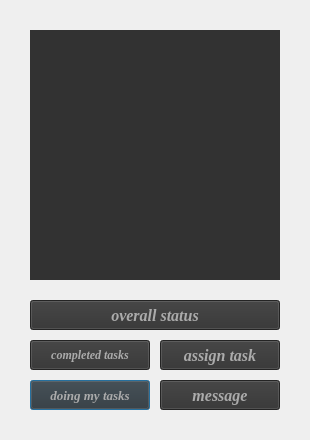
Above: project_management/project_window_2.ui from AP-projects-4001/hamidreza-ataei before the change. Below: the same form after it.
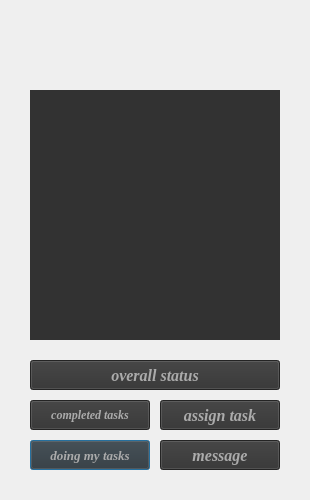
That is the form after the change.

What changed in the file:
```diff
--- a/project_management/project_window_2.ui
+++ b/project_management/project_window_2.ui
@@ -7,19 +7,19 @@
     <x>0</x>
     <y>0</y>
     <width>310</width>
-    <height>440</height>
+    <height>500</height>
    </rect>
   </property>
   <property name="minimumSize">
    <size>
     <width>310</width>
-    <height>440</height>
+    <height>500</height>
    </size>
   </property>
   <property name="maximumSize">
    <size>
     <width>310</width>
-    <height>440</height>
+    <height>500</height>
    </size>
   </property>
   <property name="windowTitle">
@@ -32,7 +32,7 @@
    <property name="geometry">
     <rect>
      <x>30</x>
-     <y>380</y>
+     <y>440</y>
      <width>120</width>
      <height>30</height>
     </rect>
@@ -64,7 +64,7 @@
    <property name="geometry">
     <rect>
      <x>30</x>
-     <y>340</y>
+     <y>400</y>
      <width>120</width>
      <height>30</height>
     </rect>
@@ -96,7 +96,7 @@
    <property name="geometry">
     <rect>
      <x>30</x>
-     <y>300</y>
+     <y>360</y>
      <width>250</width>
      <height>30</height>
     </rect>
@@ -128,7 +128,7 @@
    <property name="geometry">
     <rect>
      <x>30</x>
-     <y>30</y>
+     <y>90</y>
      <width>250</width>
      <height>250</height>
     </rect>
@@ -157,7 +157,7 @@
    <property name="geometry">
     <rect>
      <x>160</x>
-     <y>340</y>
+     <y>400</y>
      <width>120</width>
      <height>30</height>
     </rect>
@@ -189,7 +189,7 @@
    <property name="geometry">
     <rect>
      <x>160</x>
-     <y>380</y>
+     <y>440</y>
      <width>120</width>
      <height>30</height>
     </rect>
@@ -217,6 +217,37 @@
     <string>message</string>
    </property>
   </widget>
+  <widget class="QLabel" name="label">
+   <property name="geometry">
+    <rect>
+     <x>30</x>
+     <y>30</y>
+     <width>250</width>
+     <height>30</height>
+    </rect>
+   </property>
+   <property name="font">
+    <font>
+     <family>Georgia</family>
+     <pointsize>20</pointsize>
+     <weight>75</weight>
+     <italic>true</italic>
+     <bold>true</bold>
+    </font>
+   </property>
+   <property name="layoutDirection">
+    <enum>Qt::LeftToRight</enum>
+   </property>
+   <property name="styleSheet">
+    <string notr="true">color: rgb(144, 48, 0);</string>
+   </property>
+   <property name="text">
+    <string/>
+   </property>
+   <property name="textFormat">
+    <enum>Qt::AutoText</enum>
+   </property>
+  </widget>
  </widget>
  <resources/>
  <connections/>
```
